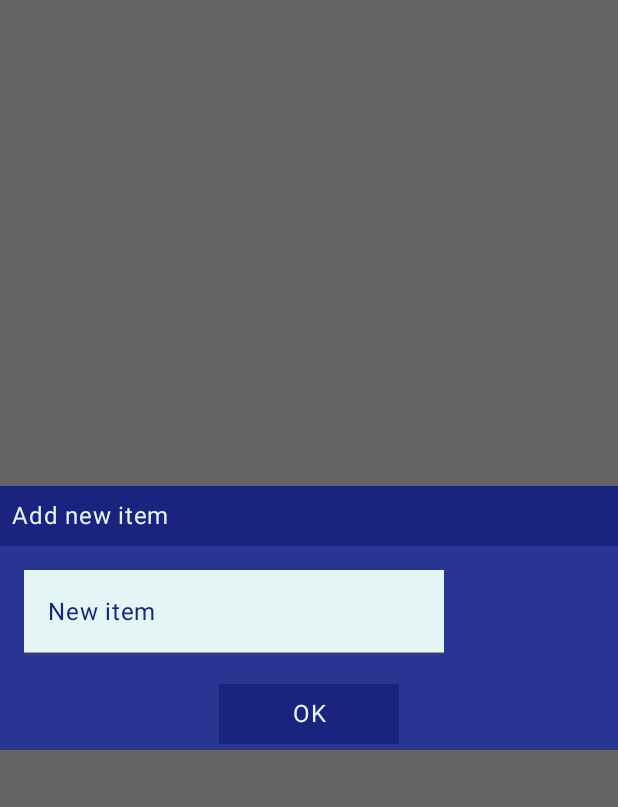
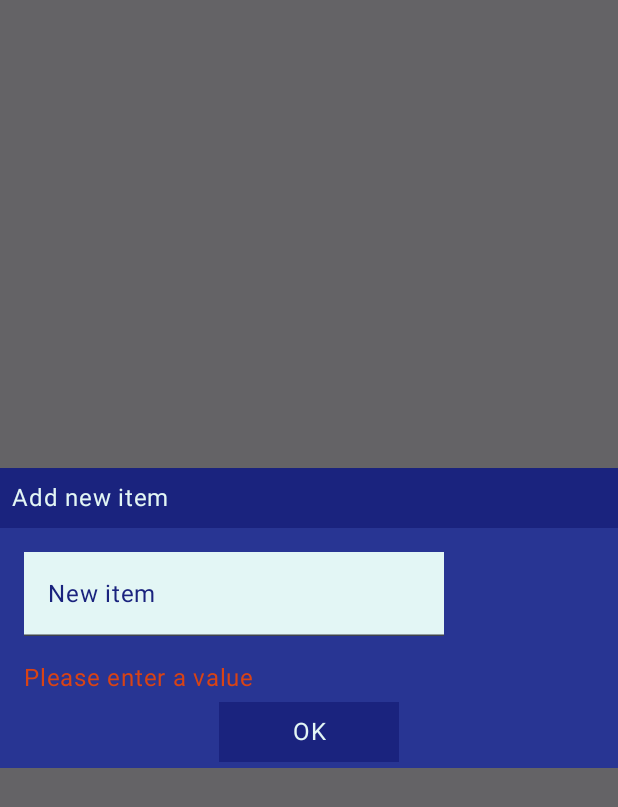
Before and after one commit to mariorobertofortunato/Versalist, an Android app built with Jetpack Compose: the composable NewItemDialog called with empty values, after a tap on "OK", on a phone screen of 412 x 824 dp. Shown: the top 807 px of the screen. Run offline under Robolectric (Android 15) with nearby library versions, the phone set to English and light mode, and no system bars; our stand-ins replace Dagger/Hilt's generated code.

Commit message:
Preventing user to enter an empty string for new items

```diff
--- a/app/src/main/java/com/evenclose/versalistpro/presentation/composables/NewItemDialog.kt
+++ b/app/src/main/java/com/evenclose/versalistpro/presentation/composables/NewItemDialog.kt
@@ -1,5 +1,9 @@
 package com.evenclose.versalistpro.presentation.composables
 
+import androidx.compose.animation.AnimatedVisibility
+import androidx.compose.animation.core.tween
+import androidx.compose.animation.fadeIn
+import androidx.compose.animation.fadeOut
 import androidx.compose.foundation.background
 import androidx.compose.foundation.layout.Arrangement
 import androidx.compose.foundation.layout.Box
@@ -31,6 +35,7 @@ import androidx.compose.ui.window.Dialog
 import androidx.hilt.navigation.compose.hiltViewModel
 import com.evenclose.versalistpro.presentation.ui.theme.primary
 import com.evenclose.versalistpro.presentation.ui.theme.primaryContainer
+import com.evenclose.versalistpro.presentation.ui.theme.secondary
 import com.evenclose.versalistpro.presentation.ui.theme.white
 import com.evenclose.versalistpro.presentation.viewmodel.ListViewModel
 import kotlinx.coroutines.delay
@@ -44,6 +49,7 @@ fun NewItemDialog(
     onDismissRequest: () -> Unit
 ) {
     var value by remember { mutableStateOf("") }
+    var errorTextVisibility by remember { mutableStateOf(false) }
     val focusRequester = FocusRequester()
 
     LaunchedEffect(Unit) {
@@ -59,7 +65,7 @@ fun NewItemDialog(
                 .background(primaryContainer)
         ) {
             Column {
-                /** Dialog Title*/
+                /** Title*/
                 Row(
                     Modifier
                         .fillMaxWidth()
@@ -73,12 +79,12 @@ fun NewItemDialog(
                         "Add new item"
                     }
                     Text(
-                        text,
+                        text = text,
                         color = white,
                     )
                 }
 
-                /** Dialog Body*/
+                /** TextField Body */
                 Row(
                     modifier = Modifier
                         .padding(16.dp),
@@ -92,7 +98,10 @@ fun NewItemDialog(
                     }
                     TextField(
                         value = value,
-                        onValueChange = { value = it },
+                        onValueChange = {
+                            value = it
+                            errorTextVisibility = false
+                        },
                         singleLine = true,
                         shape = RectangleShape,
                         placeholder = { Text(text = placeholder, color = primary) },
@@ -105,6 +114,31 @@ fun NewItemDialog(
                         modifier = Modifier.focusRequester(focusRequester)
                     )
                 }
+
+                /** Error Text */
+                AnimatedVisibility(
+                    visible = errorTextVisibility,
+                    enter = fadeIn(
+                        initialAlpha = 0f
+                    ),
+                    exit = fadeOut(
+                        animationSpec = tween(durationMillis = 250)
+                    )
+                ) {
+                    Row(
+                        modifier = Modifier
+                            .padding(horizontal = 16.dp),
+                        verticalAlignment = Alignment.CenterVertically,
+                        horizontalArrangement = Arrangement.Center
+                    ) {
+                        Text(
+                            text = "Please enter a value",
+                            color = secondary,
+                        )
+                    }
+                }
+
+                /** Ok Button */
                 Surface(
                     modifier = Modifier.align(Alignment.CenterHorizontally),
                     onClick = {
@@ -113,12 +147,15 @@ fun NewItemDialog(
                                 listViewModel.addNewList(value)
                             } else {
                                 if (mainListId != null) {
-                                    listViewModel.addNewInnerListItem(value = value, mainListId = mainListId)
+                                    listViewModel.addNewInnerListItem(
+                                        value = value,
+                                        mainListId = mainListId
+                                    )
                                 }
                             }
                             onDismissRequest()
                         } else {
-                            // TODO show some kinda error
+                            errorTextVisibility = true
                         }
                     },
                     shape = RectangleShape,
```
